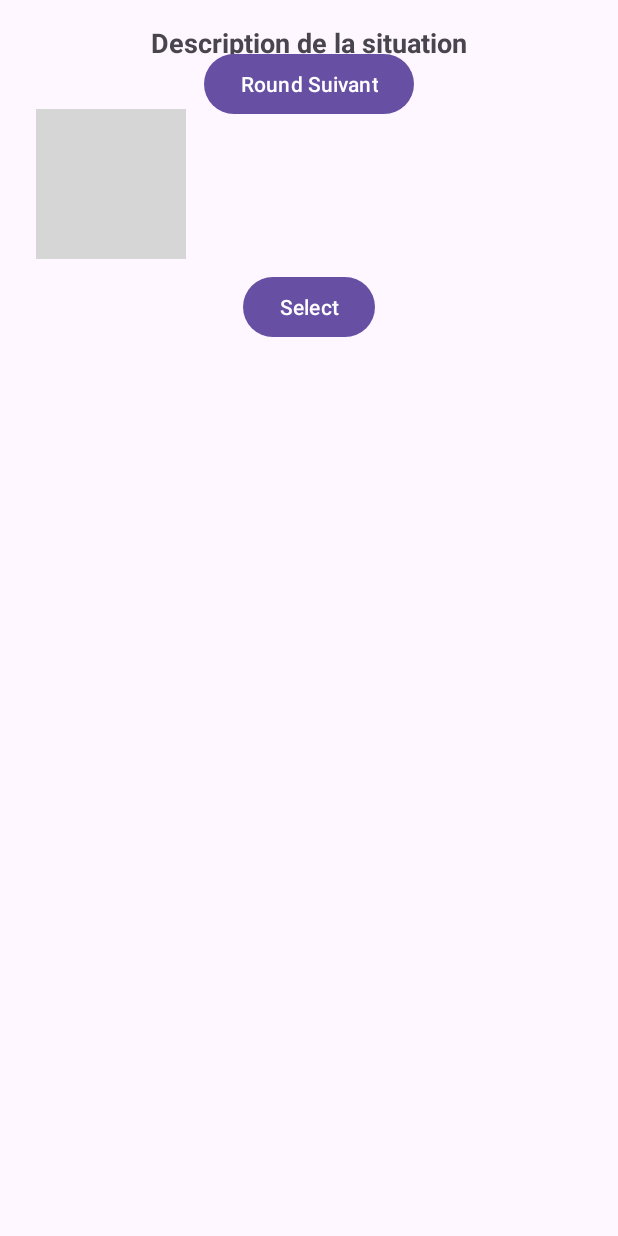
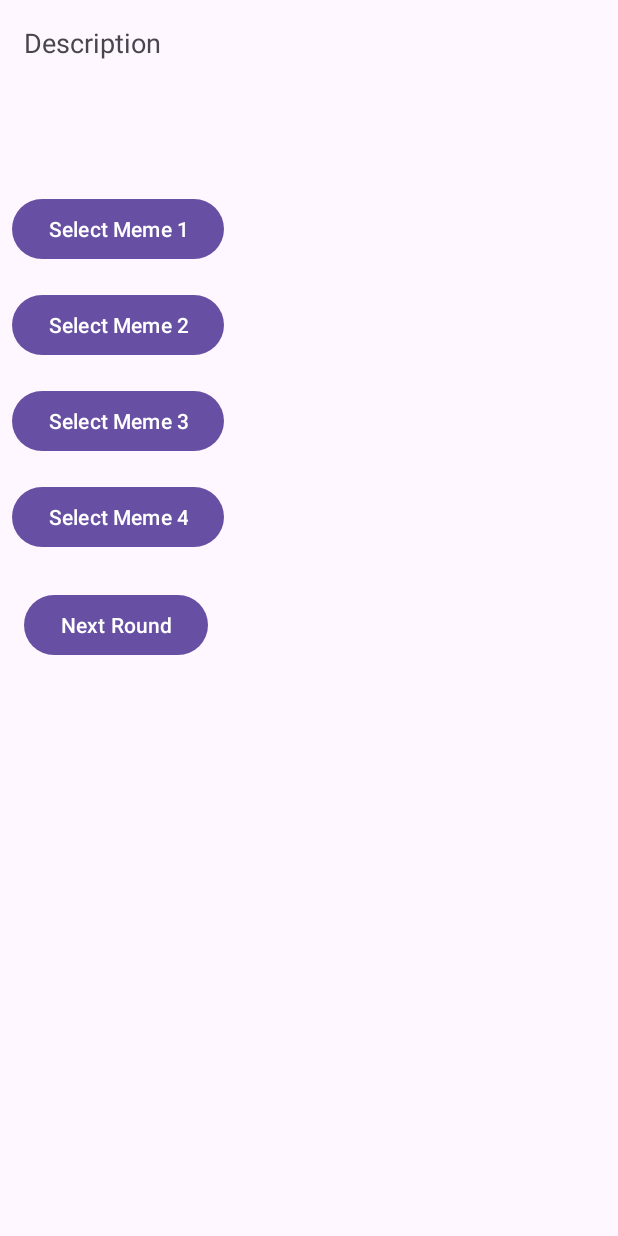
Before and after one commit to antoinevalat/MasterMeme, an Android app: the layout activity_jeu_principal.xml on its own in the app's theme, with its tools: preview values and no code run, on a phone screen of 412 x 824 dp. Run offline under Robolectric (Android 15) with nearby library versions, the phone set to English and light mode, and no system bars; grey boxes are pictures that could not be loaded.

Commit message:
voici les changements attribués au projet.

```diff
--- a/app/build.gradle
+++ b/app/build.gradle
@@ -31,9 +31,6 @@ android {
 dependencies {
 
     implementation libs.appcompat
-    implementation libs.material
-    implementation libs.activity
-    implementation libs.constraintlayout
     testImplementation libs.junit
     androidTestImplementation libs.ext.junit
     androidTestImplementation libs.espresso.core
--- a/app/src/main/AndroidManifest.xml
+++ b/app/src/main/AndroidManifest.xml
@@ -1,6 +1,7 @@
 <?xml version="1.0" encoding="utf-8"?>
 <manifest xmlns:android="http://schemas.android.com/apk/res/android"
-    xmlns:tools="http://schemas.android.com/tools">
+    xmlns:tools="http://schemas.android.com/tools"
+    package="org.libreapps.mastermeme"> <!-- Ajoutez ceci -->
 
     <application
         android:allowBackup="true"
@@ -12,13 +13,13 @@
         android:supportsRtl="true"
         android:theme="@style/Theme.MasterMeme"
         tools:targetApi="31">
+
         <activity
             android:name=".APropos"
             android:exported="false" />
         <activity
             android:name=".CreerJeu"
             android:exported="false" />
-
         <activity
             android:name=".RejoindreJeu"
             android:exported="false" />
@@ -30,13 +31,9 @@
             android:exported="true">
             <intent-filter>
                 <action android:name="android.intent.action.MAIN" />
-
                 <category android:name="android.intent.category.LAUNCHER" />
             </intent-filter>
-
-
         </activity>
 
     </application>
-
 </manifest>
--- a/app/src/main/java/org/libreapps/mastermeme/JeuPrincipal.java
+++ b/app/src/main/java/org/libreapps/mastermeme/JeuPrincipal.java
@@ -1,4 +1,5 @@
 package org.libreapps.mastermeme;
+
 import android.os.Bundle;
 import android.view.View;
 import android.widget.Button;
@@ -71,10 +72,10 @@ public class JeuPrincipal extends AppCompatActivity {
 
     private void initializeMemesList() {
         memesList = new ArrayList<>();
-        // Ajoutez les chemins d'accès aux images des memes à la liste
-        memesList.add("path/to/meme1.jpg");
-        memesList.add("path/to/meme2.jpg");
-        memesList.add("path/to/meme3.jpg");
+        // Ajoutez les ressources d'images des memes à la liste
+        memesList.add(String.valueOf(R.drawable.meme1));
+        memesList.add(String.valueOf(R.drawable.meme2));
+        memesList.add(String.valueOf(R.drawable.meme3));
         // Ajoutez d'autres memes si nécessaire
     }
 
@@ -114,11 +115,8 @@ public class JeuPrincipal extends AppCompatActivity {
 
     private void displaySelectedMemes() {
         for (int i = 0; i < 4; i++) {
-            // Affichez les memes sélectionnés sur la page
-            // Vous devez charger les images depuis les chemins d'accès
-            // Utilisez une bibliothèque comme Picasso ou Glide pour le chargement d'images à partir des URL
-            // Par exemple:
-            // Picasso.get().load(selectedMemes.get(i)).into(memeImageViews[i]);
+            int resId = Integer.parseInt(selectedMemes.get(i));
+            memeImageViews[i].setImageResource(resId);
         }
     }
 
@@ -138,5 +136,4 @@ public class JeuPrincipal extends AppCompatActivity {
 
     private void displayFinalScores() {
         // Affichez les scores finaux des joueurs
-    }
-}
+    }}
--- a/app/src/main/res/layout/activity_jeu_principal.xml
+++ b/app/src/main/res/layout/activity_jeu_principal.xml
@@ -1,49 +1,76 @@
-<?xml version="1.0" encoding="utf-8"?>
-<RelativeLayout xmlns:android="http://schemas.android.com/apk/res/android"
+<!-- activity_jeu_principal.xml -->
+<LinearLayout
+    xmlns:android="http://schemas.android.com/apk/res/android"
     xmlns:tools="http://schemas.android.com/tools"
     android:layout_width="match_parent"
     android:layout_height="match_parent"
-    android:padding="16dp"
+    android:orientation="vertical"
     tools:context=".JeuPrincipal">
 
     <TextView
         android:id="@+id/txtSituationDescription"
         android:layout_width="wrap_content"
         android:layout_height="wrap_content"
-        android:text="Description de la situation"
+        android:text="Description"
         android:textSize="18sp"
-        android:textStyle="bold"
-        android:layout_centerHorizontal="true"
-        android:layout_marginBottom="16dp"/>
+        android:padding="16dp"/>
 
     <ImageView
         android:id="@+id/imageView1"
-        android:layout_width="100dp"
-        android:layout_height="100dp"
-        android:layout_below="@id/txtSituationDescription"
-        android:layout_marginTop="16dp"
-        android:layout_marginEnd="8dp"
-        android:layout_marginStart="8dp"
-        android:src="@drawable/placeholder_image"
-        android:scaleType="fitCenter"/>
+        android:layout_width="wrap_content"
+        android:layout_height="wrap_content"
+        android:layout_margin="8dp"/>
+
+    <ImageView
+        android:id="@+id/imageView2"
+        android:layout_width="wrap_content"
+        android:layout_height="wrap_content"
+        android:layout_margin="8dp"/>
+
+    <ImageView
+        android:id="@+id/imageView3"
+        android:layout_width="wrap_content"
+        android:layout_height="wrap_content"
+        android:layout_margin="8dp"/>
+
+    <ImageView
+        android:id="@+id/imageView4"
+        android:layout_width="wrap_content"
+        android:layout_height="wrap_content"
+        android:layout_margin="8dp"/>
 
     <Button
         android:id="@+id/btnSelectMeme1"
         android:layout_width="wrap_content"
         android:layout_height="wrap_content"
-        android:layout_below="@id/imageView1"
-        android:layout_marginTop="8dp"
-        android:layout_centerHorizontal="true"
-        android:text="Select"/>
+        android:text="Select Meme 1"
+        android:layout_margin="8dp"/>
 
-    <!-- Ajoutez les ImageView et les boutons pour les autres memes -->
+    <Button
+        android:id="@+id/btnSelectMeme2"
+        android:layout_width="wrap_content"
+        android:layout_height="wrap_content"
+        android:text="Select Meme 2"
+        android:layout_margin="8dp"/>
+
+    <Button
+        android:id="@+id/btnSelectMeme3"
+        android:layout_width="wrap_content"
+        android:layout_height="wrap_content"
+        android:text="Select Meme 3"
+        android:layout_margin="8dp"/>
+
+    <Button
+        android:id="@+id/btnSelectMeme4"
+        android:layout_width="wrap_content"
+        android:layout_height="wrap_content"
+        android:text="Select Meme 4"
+        android:layout_margin="8dp"/>
 
     <Button
         android:id="@+id/btnNextRound"
         android:layout_width="wrap_content"
         android:layout_height="wrap_content"
-        android:layout_below="@id/imageView4"
-        android:layout_marginTop="16dp"
-        android:layout_centerHorizontal="true"
-        android:text="Round Suivant"/>
-</RelativeLayout>
+        android:text="Next Round"
+        android:layout_margin="16dp"/>
+</LinearLayout>
--- a/build.gradle
+++ b/build.gradle
@@ -1,5 +1,4 @@
 // Top-level build file where you can add configuration options common to all sub-projects/modules.
 plugins {
-alias(libs.plugins.androidApplication) apply false
+    alias(libs.plugins.androidApplication) apply false
 }
-apply plugin: 'com.android.application'
```
Also changed, not shown: settings.gradle (line endings or trailing spaces).
